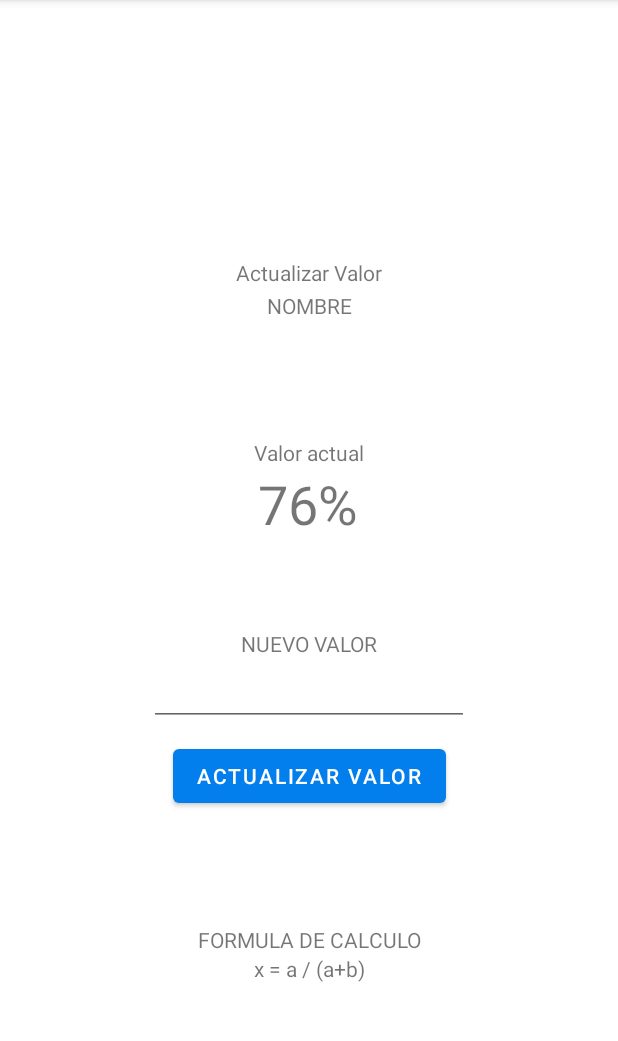
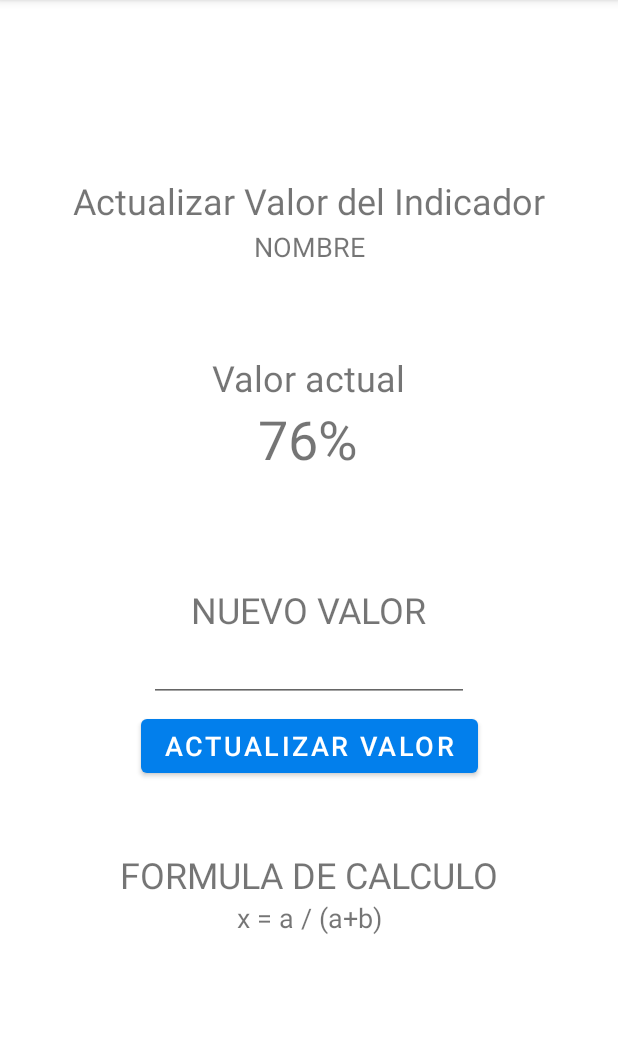
Before and after one commit to emi-carlucci/visualizAR, an Android app: the ActualizarValorFragment screen opened through its navigation route, on a phone screen of 412 x 824 dp, the part 84-1125 px from its top. Run offline under Robolectric (Android 15) with nearby library versions, the phone set to English and light mode, and no system bars.

Commit message:
Se retocan algunos estilos

```diff
--- a/app/src/main/res/layout/fragment_actualizar_valor.xml
+++ b/app/src/main/res/layout/fragment_actualizar_valor.xml
@@ -13,17 +13,19 @@
         android:layout_width="wrap_content"
         android:layout_height="wrap_content"
         android:text="@string/indicators_update_title"
+        android:textSize="24sp"
         app:layout_constraintBottom_toBottomOf="parent"
         app:layout_constraintEnd_toEndOf="parent"
         app:layout_constraintStart_toStartOf="parent"
         app:layout_constraintTop_toTopOf="parent"
-        app:layout_constraintVertical_bias="0.23000002" />
+        app:layout_constraintVertical_bias="0.16000003" />
 
     <TextView
         android:id="@+id/textViewUpdateIndicadorName"
         android:layout_width="wrap_content"
         android:layout_height="wrap_content"
         android:text="NOMBRE"
+        android:textSize="18sp"
         app:layout_constraintBottom_toTopOf="@+id/textViewUpdateIndicadorValorActual"
         app:layout_constraintEnd_toEndOf="parent"
         app:layout_constraintStart_toStartOf="parent"
@@ -35,11 +37,12 @@
         android:layout_width="wrap_content"
         android:layout_height="wrap_content"
         android:text="@string/indicators_update_actual_value"
+        android:textSize="24sp"
         app:layout_constraintBottom_toBottomOf="parent"
         app:layout_constraintEnd_toEndOf="parent"
         app:layout_constraintStart_toStartOf="parent"
         app:layout_constraintTop_toTopOf="parent"
-        app:layout_constraintVertical_bias="0.39" />
+        app:layout_constraintVertical_bias="0.32" />
 
     <TextView
         android:id="@+id/textViewUpdateIndicadorValorActualValue"
@@ -57,11 +60,12 @@
         android:layout_width="wrap_content"
         android:layout_height="wrap_content"
         android:text="@string/indicators_update_new_value"
+        android:textSize="24sp"
         app:layout_constraintBottom_toBottomOf="parent"
         app:layout_constraintEnd_toEndOf="parent"
         app:layout_constraintStart_toStartOf="parent"
         app:layout_constraintTop_toTopOf="parent"
-        app:layout_constraintVertical_bias="0.56" />
+        app:layout_constraintVertical_bias="0.53" />
 
     <EditText
         android:id="@+id/editTextUpdateIndicadorNewValueInput"
@@ -78,6 +82,7 @@
         android:layout_width="wrap_content"
         android:layout_height="wrap_content"
         android:text="@string/indicators_update_btn_update_value"
+        android:textSize="18sp"
         app:layout_constraintBottom_toTopOf="@+id/textViewUpdateIndicadorFormulaCalculoTitle"
         app:layout_constraintEnd_toEndOf="parent"
         app:layout_constraintStart_toStartOf="parent"
@@ -89,16 +94,19 @@
         android:layout_width="wrap_content"
         android:layout_height="wrap_content"
         android:text="@string/indicators_update_cal"
+        android:textSize="24sp"
         app:layout_constraintBottom_toBottomOf="parent"
         app:layout_constraintEnd_toEndOf="parent"
         app:layout_constraintStart_toStartOf="parent"
-        app:layout_constraintTop_toBottomOf="@+id/editTextUpdateIndicadorNewValueInput" />
+        app:layout_constraintTop_toBottomOf="@+id/editTextUpdateIndicadorNewValueInput"
+        app:layout_constraintVertical_bias="0.37" />
 
     <TextView
         android:id="@+id/textViewUpdateIndicadorFormula"
         android:layout_width="wrap_content"
         android:layout_height="wrap_content"
         android:text="x = a / (a+b)"
+        android:textSize="18sp"
         app:layout_constraintEnd_toEndOf="parent"
         app:layout_constraintStart_toStartOf="parent"
         app:layout_constraintTop_toBottomOf="@+id/textViewUpdateIndicadorFormulaCalculoTitle" />
--- a/app/src/main/res/values/strings.xml
+++ b/app/src/main/res/values/strings.xml
@@ -29,7 +29,7 @@
     <!--Fin Fragment administrador de indicadores -->
 
     <!--Inicio Fragment administrador de indicadores -->
-    <string name="indicators_update_title">Actualizar Valor</string>
+    <string name="indicators_update_title">Actualizar Valor del Indicador</string>
     <string name="indicators_update_new_value">NUEVO VALOR</string>
     <string name="indicators_update_actual_value">Valor actual</string>
     <string name="indicators_update_btn_update_value">Actualizar Valor</string>
```
